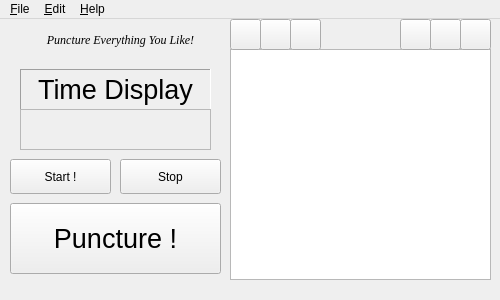
First picture: the form in mainwindow.ui, repository zwpwjwtz/MiniPunctor, before the edit.
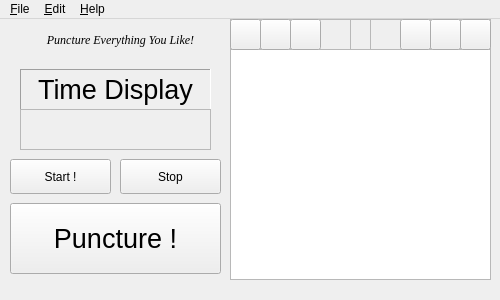
Second picture: the form after the edit. Icons and pictures are not drawn. Custom widgets are drawn as their Qt base class.

Commit message: Add functions for moving item up/down and resizing

What changed in the file:
```diff
--- a/mainwindow.ui
+++ b/mainwindow.ui
@@ -10,11 +10,11 @@
     <height>300</height>
    </rect>
   </property>
-  <property name="sizePolicy">
-   <sizepolicy hsizetype="Fixed" vsizetype="Fixed">
-    <horstretch>0</horstretch>
-    <verstretch>0</verstretch>
-   </sizepolicy>
+  <property name="minimumSize">
+   <size>
+    <width>360</width>
+    <height>270</height>
+   </size>
   </property>
   <property name="windowIcon">
    <iconset resource="icon.qrc">
@@ -182,10 +182,116 @@
      </property>
     </widget>
    </widget>
+   <widget class="QFrame" name="frameListOperation">
+    <property name="geometry">
+     <rect>
+      <x>230</x>
+      <y>0</y>
+      <width>261</width>
+      <height>31</height>
+     </rect>
+    </property>
+    <property name="frameShape">
+     <enum>QFrame::StyledPanel</enum>
+    </property>
+    <property name="lineWidth">
+     <number>0</number>
+    </property>
+    <widget class="QFrame" name="frameListButtonLeft">
+     <property name="geometry">
+      <rect>
+       <x>0</x>
+       <y>0</y>
+       <width>121</width>
+       <height>31</height>
+      </rect>
+     </property>
+     <property name="frameShape">
+      <enum>QFrame::StyledPanel</enum>
+     </property>
+     <property name="lineWidth">
+      <number>0</number>
+     </property>
+     <widget class="QPushButton" name="buttonListEdit">
+      <property name="geometry">
+       <rect>
+        <x>60</x>
+        <y>0</y>
+        <width>31</width>
+        <height>31</height>
+       </rect>
+      </property>
+      <property name="icon">
+       <iconset resource="icon.qrc">
+        <normaloff>:/icons/list-edit.png</normaloff>:/icons/list-edit.png</iconset>
+      </property>
+      <property name="iconSize">
+       <size>
+        <width>20</width>
+        <height>20</height>
+       </size>
+      </property>
+     </widget>
+     <widget class="QPushButton" name="buttonListMoveDown">
+      <property name="geometry">
+       <rect>
+        <x>30</x>
+        <y>0</y>
+        <width>31</width>
+        <height>31</height>
+       </rect>
+      </property>
+      <property name="icon">
+       <iconset resource="icon.qrc">
+        <normaloff>:/icons/go-down.png</normaloff>:/icons/go-down.png</iconset>
+      </property>
+      <property name="iconSize">
+       <size>
+        <width>20</width>
+        <height>20</height>
+       </size>
+      </property>
+     </widget>
+     <widget class="QPushButton" name="buttonListMoveUp">
+      <property name="geometry">
+       <rect>
+        <x>0</x>
+        <y>0</y>
+        <width>31</width>
+        <height>31</height>
+       </rect>
+      </property>
+      <property name="icon">
+       <iconset resource="icon.qrc">
+        <normaloff>:/icons/go-up.png</normaloff>:/icons/go-up.png</iconset>
+      </property>
+      <property name="iconSize">
+       <size>
+        <width>20</width>
+        <height>20</height>
+       </size>
+      </property>
+     </widget>
+    </widget>
+    <widget class="QFrame" name="frameListButtonRight">
+     <property name="geometry">
+      <rect>
+       <x>140</x>
+       <y>0</y>
+       <width>121</width>
+       <height>31</height>
+      </rect>
+     </property>
+     <property name="frameShape">
+      <enum>QFrame::StyledPanel</enum>
+     </property>
+     <property name="lineWidth">
+      <number>0</number>
+     </property>
    <widget class="QPushButton" name="buttonListClear">
     <property name="geometry">
      <rect>
-      <x>460</x>
+        <x>90</x>
       <y>0</y>
       <width>31</width>
       <height>31</height>
@@ -205,7 +311,7 @@
    <widget class="QPushButton" name="buttonListRemove">
     <property name="geometry">
      <rect>
-      <x>430</x>
+        <x>60</x>
       <y>0</y>
       <width>31</width>
       <height>31</height>
@@ -225,7 +331,7 @@
    <widget class="QPushButton" name="buttonListInsert">
     <property name="geometry">
      <rect>
-      <x>400</x>
+        <x>30</x>
       <y>0</y>
       <width>31</width>
       <height>31</height>
@@ -242,65 +348,7 @@
      </size>
     </property>
    </widget>
-   <widget class="QPushButton" name="buttonListMoveUp">
-    <property name="geometry">
-     <rect>
-      <x>230</x>
-      <y>0</y>
-      <width>31</width>
-      <height>31</height>
-     </rect>
-    </property>
-    <property name="icon">
-     <iconset resource="icon.qrc">
-      <normaloff>:/icons/go-up.png</normaloff>:/icons/go-up.png</iconset>
-    </property>
-    <property name="iconSize">
-     <size>
-      <width>20</width>
-      <height>20</height>
-     </size>
-    </property>
-   </widget>
-   <widget class="QPushButton" name="buttonListMoveDown">
-    <property name="geometry">
-     <rect>
-      <x>260</x>
-      <y>0</y>
-      <width>31</width>
-      <height>31</height>
-     </rect>
-    </property>
-    <property name="icon">
-     <iconset resource="icon.qrc">
-      <normaloff>:/icons/go-down.png</normaloff>:/icons/go-down.png</iconset>
-    </property>
-    <property name="iconSize">
-     <size>
-      <width>20</width>
-      <height>20</height>
-     </size>
-    </property>
-   </widget>
-   <widget class="QPushButton" name="buttonListMoveDown_2">
-    <property name="geometry">
-     <rect>
-      <x>290</x>
-      <y>0</y>
-      <width>31</width>
-      <height>31</height>
-     </rect>
-    </property>
-    <property name="icon">
-     <iconset resource="icon.qrc">
-      <normaloff>:/icons/list-edit.png</normaloff>:/icons/list-edit.png</iconset>
-    </property>
-    <property name="iconSize">
-     <size>
-      <width>20</width>
-      <height>20</height>
-     </size>
-    </property>
+    </widget>
    </widget>
   </widget>
   <widget class="QMenuBar" name="menuBar">
```
Left out of the diff: 3 changed lines with no effect on the pictures. Lines whose indentation alone changed are shown as unchanged. The commit also changes 5 other files.
